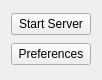
This is src/ui/mainmenu.ui in kitswas/VirtualGamePad-PC as Qt 5 draws it before an edit. The edited form follows.
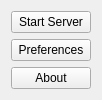
This is the edited form.

Commit message: About page

```diff
--- a/src/ui/mainmenu.ui
+++ b/src/ui/mainmenu.ui
@@ -28,6 +28,13 @@
      </property>
     </widget>
    </item>
+   <item>
+    <widget class="QPushButton" name="pushButton_About">
+     <property name="text">
+      <string>About</string>
+     </property>
+    </widget>
+   </item>
   </layout>
  </widget>
  <resources/>
```
The commit also changes 7 other files.
